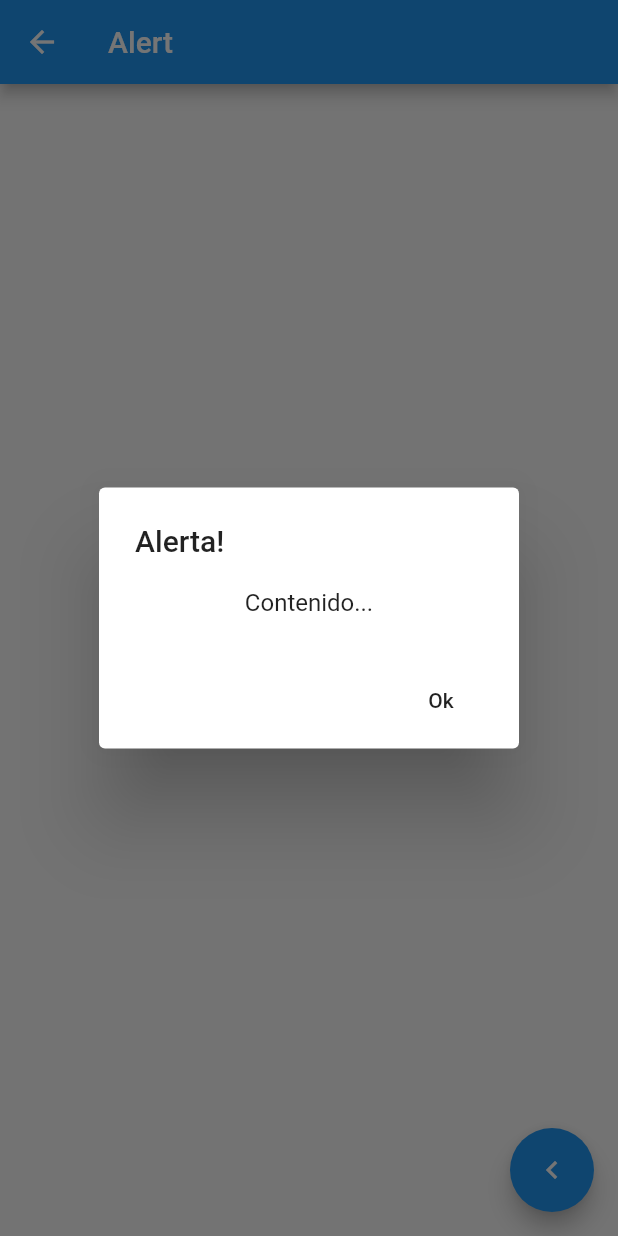
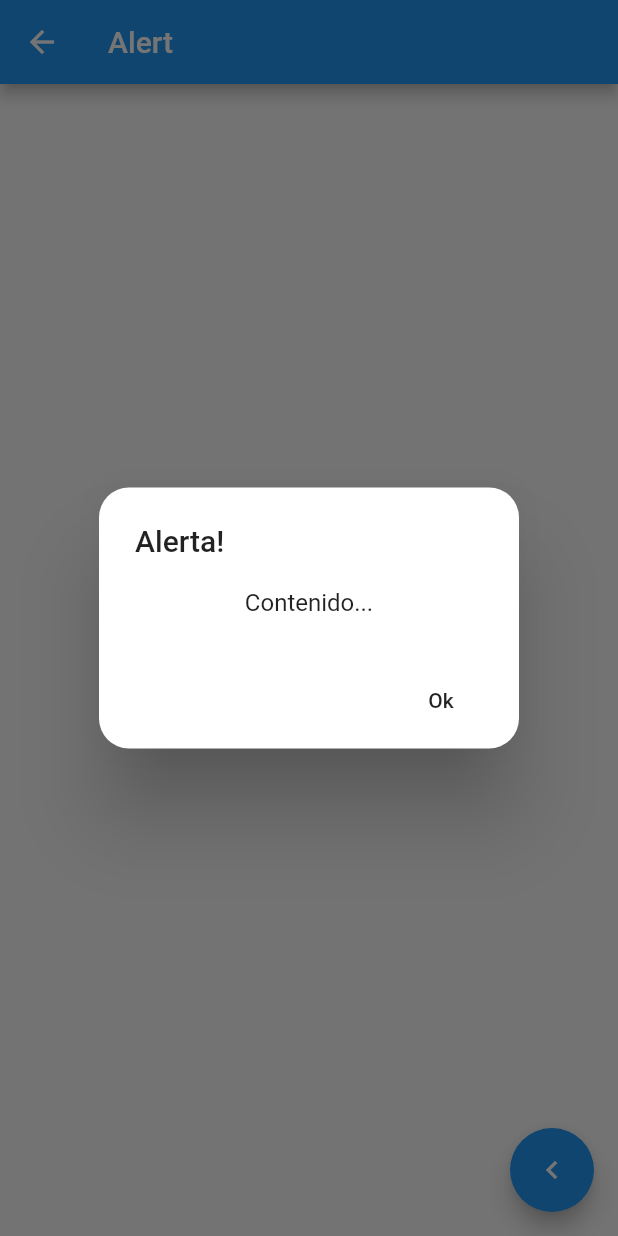
Before and after one commit to jorwan/flutter-apps, a Flutter app: the AlertPage screen opened by its route, after a tap on "Show Alert", on a phone screen of 412 x 824 dp. Run offline on Flutter 3.47's test engine with Material 2 defaults, Android fonts, the phone set to English and light mode, and no system bars.

Commit message:
Apply radius border from shape property

```diff
--- a/componentes/lib/src/pages/alert_page.dart
+++ b/componentes/lib/src/pages/alert_page.dart
@@ -19,6 +19,9 @@ class AlertPage extends StatelessWidget {
               barrierDismissible: true,
               builder: (BuildContext context)
                 => AlertDialog(
+                  shape: RoundedRectangleBorder(
+                    borderRadius: BorderRadius.circular(20.0)
+                  ),
                   title: Text("Alerta!"),
                   content: Column(
                     mainAxisSize: MainAxisSize.min,
```
